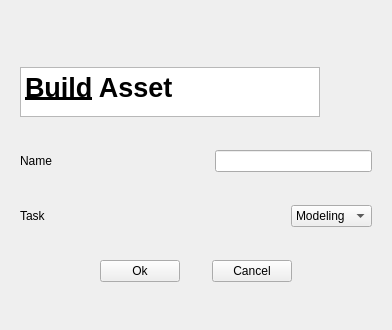
Ayaee/pipeline, file pipeline/ui/qt/window.ui: the form before one commit.
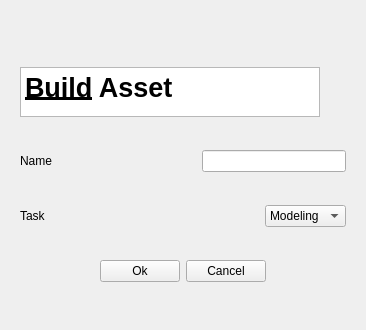
The form after the commit.

The edit to the form file:
```diff
--- a/pipeline/ui/qt/window.ui
+++ b/pipeline/ui/qt/window.ui
@@ -6,7 +6,7 @@
    <rect>
     <x>0</x>
     <y>0</y>
-    <width>392</width>
+    <width>362</width>
     <height>330</height>
    </rect>
   </property>
```
